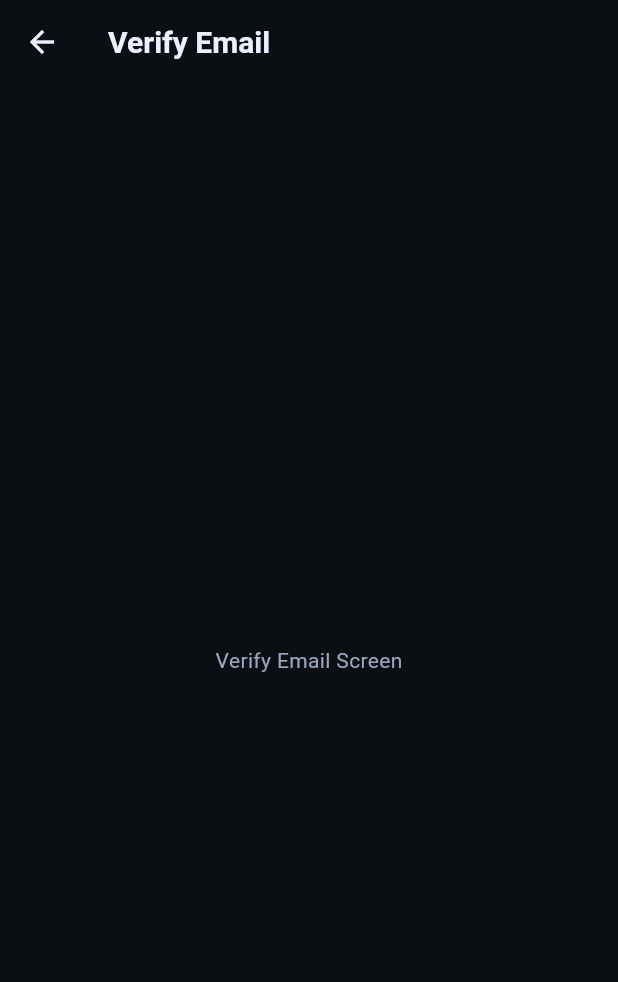
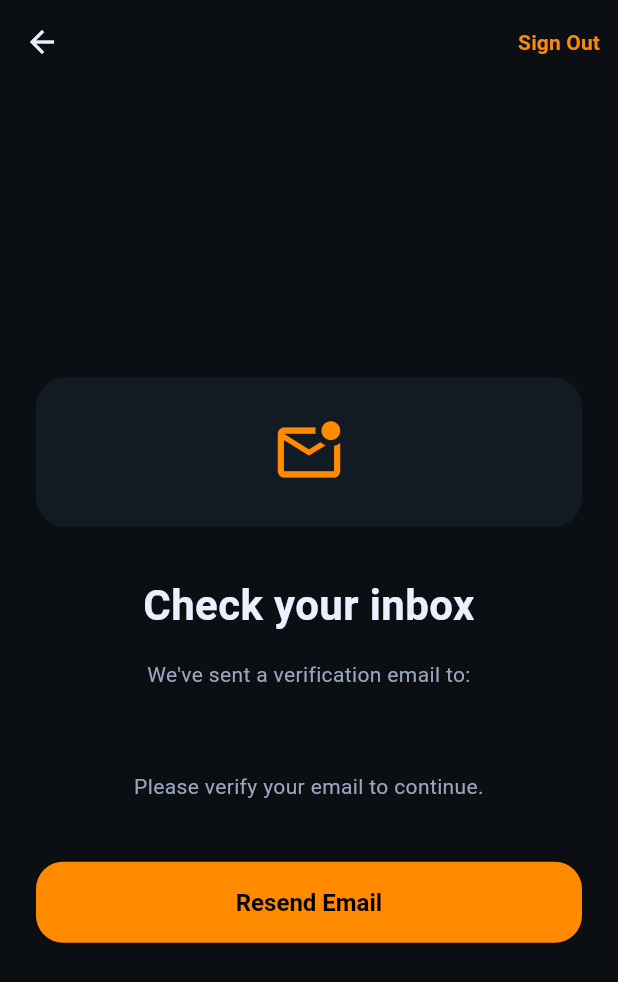
Before and after one commit to IB3W/Cinemate, a Flutter app: the VerifyEmailScreen screen opened by its route, on a phone screen of 412 x 824 dp. Shown: the top 982 px of the screen. Run offline on Flutter 3.47's test engine with Material 3 defaults, Android fonts, the phone set to English and light mode, and no system bars; our stand-ins replace firebase_auth, firebase_core, google_sign_in; accounts and stored records are empty.

Commit message:
feat(auth): add LoadingButton widget and implement VerifyEmailScreen

```diff
--- /dev/null
+++ b/lib/core/widgets/loading_button.dart
@@ -0,0 +1,39 @@
+import 'package:flutter/material.dart';
+
+class LoadingButton extends StatelessWidget {
+  final bool isLoading;
+  final VoidCallback? onPressed;
+  final String text;
+  final double? width;
+  final double height;
+
+  const LoadingButton({
+    super.key,
+    required this.isLoading,
+    required this.onPressed,
+    required this.text,
+    this.width,
+    this.height = 54,
+  });
+
+  @override
+  Widget build(BuildContext context) {
+    return SizedBox(
+      width: width ?? double.infinity,
+      height: height,
+      child: ElevatedButton(
+        onPressed: isLoading ? null : onPressed,
+        child: isLoading
+            ? const SizedBox(
+                width: 20,
+                height: 20,
+                child: CircularProgressIndicator(
+                  color: Colors.black,
+                  strokeWidth: 2,
+                ),
+              )
+            : Text(text),
+      ),
+    );
+  }
+}
--- a/lib/features/auth/screens/verify_email_screen.dart
+++ b/lib/features/auth/screens/verify_email_screen.dart
@@ -1,13 +1,166 @@
 import 'package:flutter/material.dart';
+import '../../../core/theme/app_theme.dart';
+import '../../../config/routes/app_routes.dart';
+import '../../../providers/auth_provider.dart';
+import 'package:provider/provider.dart';
+import '../../../core/widgets/loading_button.dart';
+import 'dart:async';
 
-class VerifyEmailScreen extends StatelessWidget {
+class VerifyEmailScreen extends StatefulWidget {
   const VerifyEmailScreen({super.key});
 
   @override
+  State<VerifyEmailScreen> createState() => _VerifyEmailScreenState();
+}
+
+class _VerifyEmailScreenState extends State<VerifyEmailScreen> {
+  Timer? _timer; // timer for checking email verification
+  bool _isResending = false; // for resending verification email
+  @override
+    void initState() {
+    super.initState();
+
+    _timer = Timer.periodic(const Duration(seconds: 5), (timer) async {
+      final authProvider = Provider.of<AuthProvider>(context, listen: false);
+      await authProvider.reloadUser();
+
+      if (mounted && authProvider.isEmailVerified) {
+        timer.cancel();
+        // Navigate to main app
+        Navigator.pushNamedAndRemoveUntil(
+          context,
+          AppRoutes.navigationShell,
+          (route) => false,
+        );
+      }
+    });
+  }
+// dispose timer to prevent memory leaks
+   @override
+  void dispose() {
+    _timer?.cancel();
+    super.dispose(); // dispose parent class
+  }
+// resend verification email
+  Future<void> _resendVerificationEmail() async {
+    setState(() => _isResending = true);
+
+    final authProvider = Provider.of<AuthProvider>(context, listen: false);
+    final success = await authProvider.sendEmailVerification();
+
+    setState(() => _isResending = false);
+
+    if (mounted) {
+      ScaffoldMessenger.of(context).showSnackBar(
+        SnackBar(
+          content: Text(
+            success ? 'Verification email sent!' : 'Failed to send email',
+          ),
+          backgroundColor: success ? Colors.green : Colors.red,
+        ),
+      );
+    }
+  }
+
+// sign out
+Future<void> _signOut() async {
+    final authProvider = Provider.of<AuthProvider>(context, listen: false);
+    await authProvider.logout();
+
+    if (mounted) {
+      Navigator.pushNamedAndRemoveUntil(
+        context,
+        AppRoutes.login,
+        (route) => false,
+      );
+    }
+  }
+
+
+
+@override
   Widget build(BuildContext context) {
-    return Scaffold(
-      appBar: AppBar(title: const Text('Verify Email')),
-      body: const Center(child: Text('Verify Email Screen')),
+    final authProvider = Provider.of<AuthProvider>(context);
+    return  Scaffold(
+      appBar: AppBar(
+       actions: [
+        TextButton(
+          onPressed: _signOut,
+        child: Text("Sign Out",
+        style: TextStyle(
+          color: AppTheme.primary,
+          fontWeight: FontWeight.bold,
+        ),
+        ))
+       ],
+      ),
+
+
+      body: SafeArea(
+        child: Padding(
+          padding: const EdgeInsets.all(24.0),
+          child: Column(
+            mainAxisAlignment: MainAxisAlignment.center,
+            crossAxisAlignment: CrossAxisAlignment.stretch,
+            children: [
+              Container(
+                height: 100,
+                width: 100,
+                decoration: BoxDecoration(
+                  color: AppTheme.cardColor,
+                  borderRadius: BorderRadius.circular(20),
+                ),
+                child: const Icon(
+                  Icons.mark_email_unread_outlined,
+                  size: 50,
+                  color: AppTheme.primary,
+                ),
+              ),
+              SizedBox(height: 32),
+              Text(
+                'Check your inbox',
+                textAlign: TextAlign.center,
+                style: TextStyle(
+                  color: AppTheme.textPrimary,
+                  fontSize: 28,
+                  fontWeight: FontWeight.bold,
+                ),
+              ),
+              SizedBox(height: 16),
+              Text(
+                'We\'ve sent a verification email to:',
+                textAlign: TextAlign.center,
+                style: TextStyle(
+                  color: AppTheme.textSecondary,
+                  fontSize: 14,
+                ),
+              ),
+              SizedBox(height: 8),
+              Text(
+                authProvider.userEmail ?? '',
+                textAlign: TextAlign.center,
+                style: TextStyle(
+                  color: AppTheme.textPrimary,
+                  fontSize: 16,
+                  fontWeight: FontWeight.bold,
+                ),
+              ),
+              SizedBox(height: 24),
+              Text(
+                'Please verify your email to continue.',
+                textAlign: TextAlign.center,
+                style: TextStyle(color: AppTheme.textSecondary, fontSize: 14),
+              ),
+              SizedBox(height: 40),
+              LoadingButton(
+                isLoading: _isResending,
+                onPressed: _resendVerificationEmail,
+                text: 'Resend Email',
+              ),
+            ],
+          ),
+        ),
+      ),
     );
   }
 }
```
